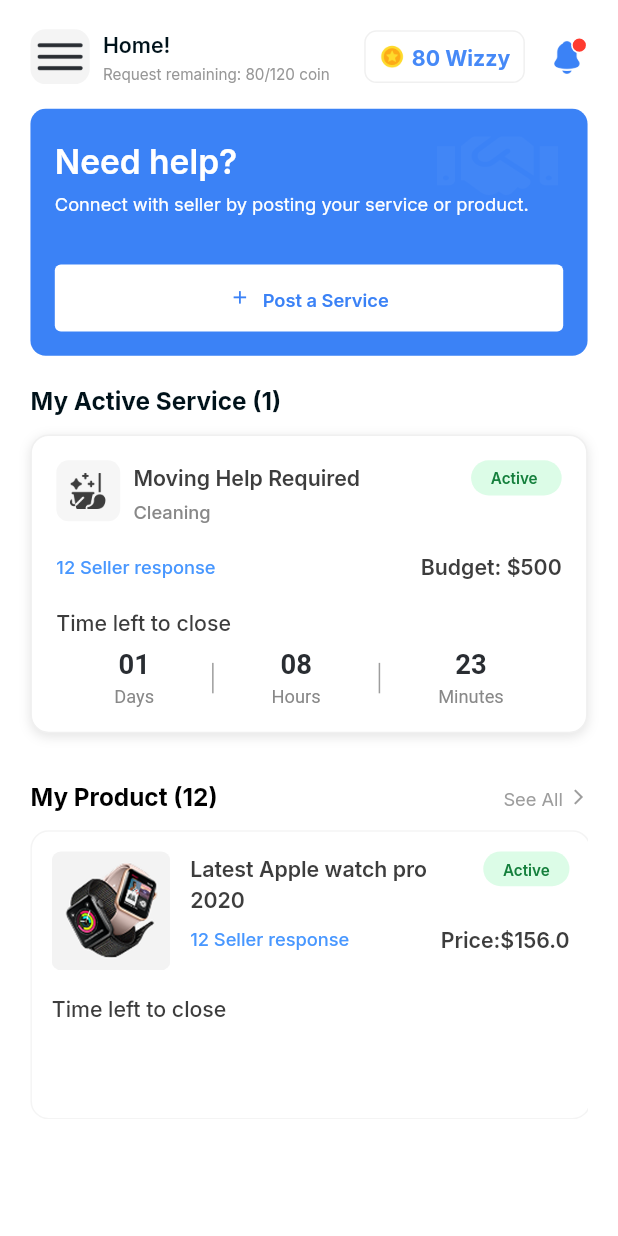
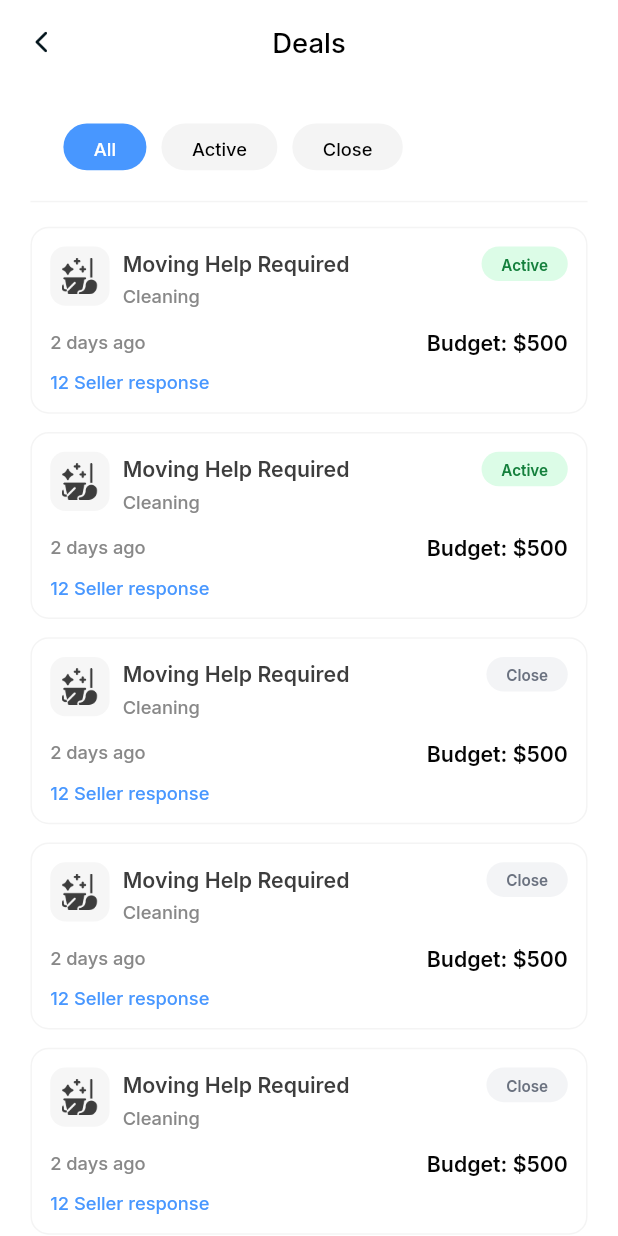
Before and after one commit to akibur-rahman-wix-buddy/martaarcadu_app, a Flutter app: the screen it shows after launch, on a phone screen of 412 x 824 dp. Run offline on Flutter 3.47's test engine with Material 3 defaults, Android fonts, the light colour scheme and no system bars; drawn by our look-alikes of auto_animated; our stand-ins replace dio, dotted_border, file_picker, flutter_screenutil, get, get_it and 5 more; missing offline and left inert: dotlottie_loader; Roboto replaces fonts that are missing (Manrope).

Commit message:
complete deals screen

```diff
--- /dev/null
+++ b/lib/features/deals/presentation/deals_screen.dart
@@ -0,0 +1,219 @@
+import 'package:flutter/material.dart';
+import 'package:flutter_screenutil/flutter_screenutil.dart';
+import 'package:martaarcadu_app/common_widgets/common_arrow_button.dart';
+import 'package:martaarcadu_app/constants/text_font_style.dart';
+import 'package:martaarcadu_app/gen/assets.gen.dart';
+import 'package:martaarcadu_app/gen/colors.gen.dart';
+import 'package:martaarcadu_app/helpers/ui_helpers.dart';
+
+class DealsScreen extends StatefulWidget {
+  const DealsScreen({super.key});
+  @override
+  _DealsScreenState createState() => _DealsScreenState();
+}
+
+class _DealsScreenState extends State<DealsScreen> {
+  final List<String> tabs = ['All', 'Active', 'Close'];
+  String selectedTab = 'All';
+  final List<Map<String, dynamic>> allDeals = List.generate(6, (index) {
+    return {
+      'title': 'Moving Help Required',
+      'category': 'Cleaning',
+      'status': index < 2 ? 'Active' : 'Close',
+      'timeAgo': '2 days ago',
+      'responses': '12 Seller response',
+      'budget': '\$500',
+    };
+  });
+
+  @override
+  Widget build(BuildContext context) {
+    List<Map<String, dynamic>> filteredDeals = selectedTab == 'All'
+        ? allDeals
+        : allDeals.where((deal) => deal['status'] == selectedTab).toList();
+
+    return Scaffold(
+      backgroundColor: AppColors.cFFFFFF,
+      appBar: AppBar(
+        backgroundColor: AppColors.cFFFFFF,
+        elevation: 0,
+        leading: const CommonBackButton(),
+        centerTitle: true,
+        title: Text(
+          'Deals',
+          style: TextFontStyle.textStylec18c1B1F3BManropeW600.copyWith(
+            color: AppColors.c000000,
+            fontWeight: FontWeight.w500,
+          ),
+        ),
+      ),
+      body: SafeArea(
+        child: Padding(
+          padding: EdgeInsets.symmetric(
+            horizontal: UIHelper.kDefaulutPadding(),
+          ),
+          child: Column(
+            crossAxisAlignment: CrossAxisAlignment.start,
+            children: [
+              UIHelper.verticalSpace(20.h),
+              Padding(
+                padding: EdgeInsets.symmetric(horizontal: 20.w, vertical: 6.h),
+                child: Row(
+                  children: tabs.map((tab) {
+                    final isSelected = tab == selectedTab;
+                    return Padding(
+                      padding: const EdgeInsets.only(right: 10),
+                      child: GestureDetector(
+                        onTap: () => setState(() => selectedTab = tab),
+                        child: Container(
+                          padding: EdgeInsets.symmetric(
+                              horizontal: 20.h, vertical: 6.w),
+                          decoration: BoxDecoration(
+                            color: isSelected
+                                ? AppColors.c4897FF
+                                : AppColors.cF4F4F4,
+                            borderRadius: BorderRadius.circular(110.r),
+                          ),
+                          child: Text(
+                            tab,
+                            style: TextFontStyle.textStylec12c393939ManropeW500
+                                .copyWith(
+                              color: isSelected
+                                  ? AppColors.cFFFFFF
+                                  : AppColors.c000000,
+                            ),
+                          ),
+                        ),
+                      ),
+                    );
+                  }).toList(),
+                ),
+              ),
+              UIHelper.verticalSpace(14.h),
+              Divider(thickness: 1, height: 1, color: AppColors.cF4F4F4),
+              Expanded(
+                child: ListView.builder(
+                  padding: EdgeInsets.only(top: 16.h, bottom: 8.h),
+                  itemCount: filteredDeals.length,
+                  itemBuilder: (context, index) {
+                    final deal = filteredDeals[index];
+                    return Container(
+                      width: double.infinity,
+                      margin: EdgeInsets.only(bottom: 12.h),
+                      padding: EdgeInsets.all(12.sp),
+                      decoration: BoxDecoration(
+                        borderRadius: BorderRadius.circular(12.r),
+                        border: Border.all(color: AppColors.cF4F4F4),
+                        color: AppColors.cFFFFFF,
+                      ),
+                      child: Column(
+                        crossAxisAlignment: CrossAxisAlignment.start,
+                        children: [
+                          Row(
+                            crossAxisAlignment: CrossAxisAlignment.start,
+                            children: [
+                              // Icon
+                              Container(
+                                width: 36.w,
+                                height: 36.w,
+                                decoration: BoxDecoration(
+                                  color: AppColors.cF6F6F6,
+                                  borderRadius: BorderRadius.circular(10.r),
+                                ),
+                                child: Center(
+                                  child: Image.asset(
+                                    Assets.icons.homeScreenCleaningIcon.path,
+                                    width: 24.w,
+                                    height: 24.h,
+                                  ),
+                                ),
+                              ),
+                              UIHelper.horizontalSpace(8.w),
+
+                              // Title & Category
+                              Expanded(
+                                child: Column(
+                                  crossAxisAlignment: CrossAxisAlignment.start,
+                                  children: [
+                                    Text(
+                                      deal['title'],
+                                      style: TextFontStyle
+                                          .textStylec14c3D3D3DManropeW600
+                                          .copyWith(),
+                                    ),
+                                    UIHelper.verticalSpace(2.h),
+                                    Text(deal['category'],
+                                        style: TextFontStyle
+                                            .textStylec12c393939ManropeW500
+                                            .copyWith(
+                                                color: AppColors.c888888)),
+                                  ],
+                                ),
+                              ),
+
+                              // Status Badge
+                              Container(
+                                padding: EdgeInsets.symmetric(
+                                    horizontal: 12.w, vertical: 4.h),
+                                decoration: BoxDecoration(
+                                  color: deal['status'] == 'Active'
+                                      ? AppColors.cDCFCE7
+                                      : AppColors.cF3F4F6,
+                                  borderRadius: BorderRadius.circular(40.r),
+                                ),
+                                child: Text(deal['status'],
+                                    style: TextFontStyle
+                                        .textStylec10c15803DManropeW600
+                                        .copyWith(
+                                      color: deal['status'] == 'Active'
+                                          ? AppColors.c15803D
+                                          : AppColors.c6B7280,
+                                    )),
+                              ),
+                            ],
+                          ),
+
+                          UIHelper.verticalSpace(12.5.h),
+
+                          // Time ago and Budget
+                          Row(
+                            children: [
+                              Text(deal['timeAgo'],
+                                  style: TextFontStyle
+                                      .textStylec10c16A34AManropeW500
+                                      .copyWith(
+                                          color: AppColors.c888888,
+                                          fontSize: 12.sp)),
+                              Spacer(),
+                              Text(
+                                'Budget: ${deal['budget']}',
+                                style: TextFontStyle
+                                    .textStylec14c313131ManropeW600
+                                    .copyWith(color: AppColors.c050505),
+                              ),
+                            ],
+                          ),
+
+                          UIHelper.verticalSpace(6.5.h),
+
+                          // Seller response
+                          Text(
+                            '${deal['responses']} ',
+                            style: TextFontStyle.textStylec12c393939ManropeW500
+                                .copyWith(
+                              color: AppColors.c4897FF,
+                            ),
+                          ),
+                        ],
+                      ),
+                    );
+                  },
+                ),
+              )
+            ],
+          ),
+        ),
+      ),
+    );
+  }
+}
--- a/lib/main.dart
+++ b/lib/main.dart
@@ -6,6 +6,7 @@ import 'package:get_storage/get_storage.dart';
 import 'package:martaarcadu_app/features/account/create_account/presentation/create_account_screen.dart';
 
 import 'package:martaarcadu_app/features/auth/login/presentation/login_screen.dart';
+import 'package:martaarcadu_app/features/deals/presentation/deals_screen.dart';
 import 'package:martaarcadu_app/features/drawer/presentation/drawer_screen.dart';
 import 'package:martaarcadu_app/features/favorite_seller/presentation/favorite_seller_screen.dart';
 import 'package:martaarcadu_app/features/home/presentation/home_screen.dart';
@@ -97,7 +98,7 @@ class UtillScreenMobile extends StatelessWidget {
             },
             navigatorKey: NavigationService.navigatorKey,
             onGenerateRoute: RouteGenerator.generateRoute,
-            home: HomeScreen(),
+            home: DealsScreen(),
           ),
         );
       },
```
